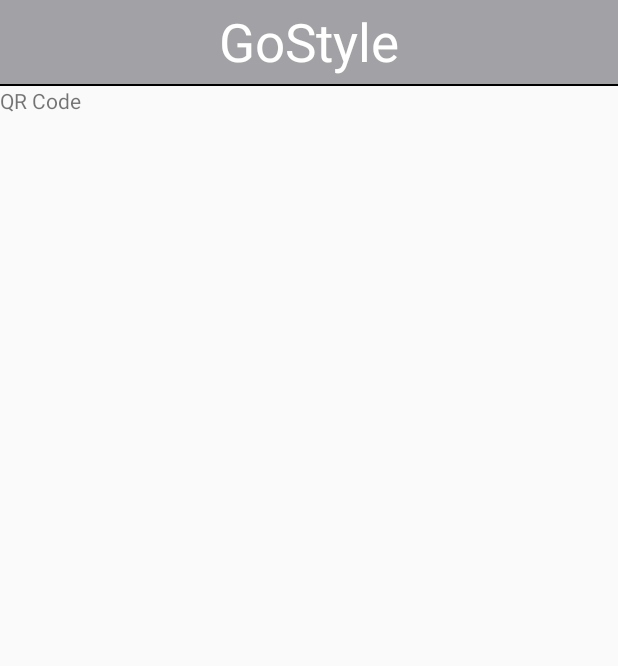
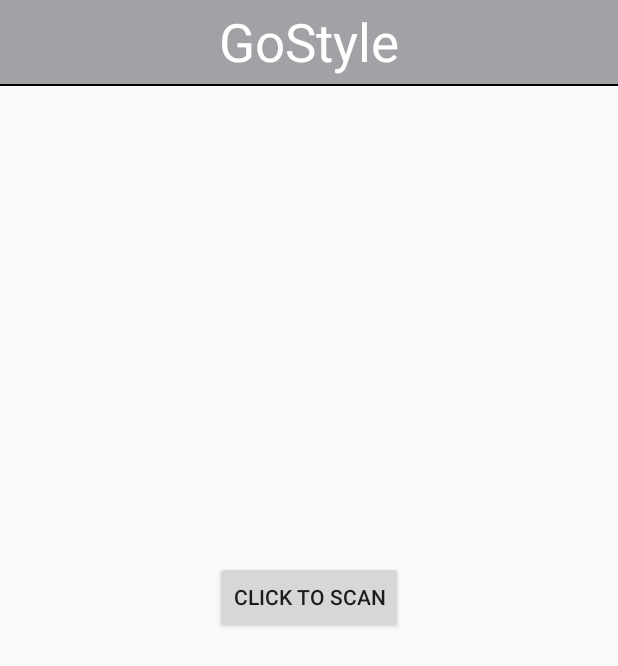
Before and after one commit to BenjaminGonzalez5/GoStyle, an Android app: the QRCode screen opened directly, with no data from a screen before it, on a phone screen of 412 x 824 dp. Shown: the top 666 px of the screen. Run offline under Robolectric (Android 15) with nearby library versions, the phone set to English and light mode, and no system bars.

Commit message:
Scan de QRCodes et traitements

```diff
--- a/app/build.gradle
+++ b/app/build.gradle
@@ -24,6 +24,8 @@
     implementation 'androidx.appcompat:appcompat:1.0.2'
     implementation 'com.google.code.gson:gson:2.2.4'
     implementation 'androidx.constraintlayout:constraintlayout:1.1.3'
+    implementation 'com.google.android.gms:play-services-auth:16.0.0'
+    implementation 'me.dm7.barcodescanner:zxing:1.9'
     testImplementation 'junit:junit:4.12'
     androidTestImplementation 'androidx.test.ext:junit:1.1.0'
     androidTestImplementation 'androidx.test.espresso:espresso-core:3.1.1'
--- a/app/src/main/java/fr/epsi/gostyle/Connexion.java
+++ b/app/src/main/java/fr/epsi/gostyle/Connexion.java
@@ -26,7 +26,6 @@
                 CouponListView.display(Connexion.this);
                 break;
         }
-        // CouponListView.display(Connexion.this);
     }
 
 
--- a/app/src/main/java/fr/epsi/gostyle/CouponListView.java
+++ b/app/src/main/java/fr/epsi/gostyle/CouponListView.java
@@ -17,11 +17,13 @@
 import java.util.ArrayList;
 
 import fr.epsi.gostyle.modele.Coupon;
+import fr.epsi.gostyle.modele.Utilisateur;
 
 public class CouponListView extends GoStyleActivity {
 
     private CouponAdapter adapter;
     private ArrayList<Coupon> coupons = new ArrayList<>();
+    private String urlStr = "http://10.0.2.2:8080/API_GoStyle_war/";
 
     public static void display(GoStyleActivity activity){
         Intent intent=new Intent(activity,CouponListView.class);
--- a/app/src/main/java/fr/epsi/gostyle/DetailsCoupon.java
+++ b/app/src/main/java/fr/epsi/gostyle/DetailsCoupon.java
@@ -13,10 +13,10 @@
 
     private Coupon coupon;
 
-    public static void display(CouponListView couponListView, Coupon coupon) {
-        Intent intent = new Intent(couponListView, DetailsCoupon.class);
+    public static void display(GoStyleActivity goStyleActivity, Coupon coupon) {
+        Intent intent = new Intent(goStyleActivity, DetailsCoupon.class);
         intent.putExtra("coupon", coupon);
-        couponListView.startActivity(intent);
+        goStyleActivity.startActivity(intent);
     }
 
     @Override
--- a/app/src/main/java/fr/epsi/gostyle/QRCode.java
+++ b/app/src/main/java/fr/epsi/gostyle/QRCode.java
@@ -1,14 +1,66 @@
 package fr.epsi.gostyle;
 
+import android.content.Intent;
+import android.net.Uri;
 import android.os.Bundle;
+import android.view.View;
+import android.widget.Button;
 
 import androidx.appcompat.app.AppCompatActivity;
 
-public class QRCode extends AppCompatActivity {
+import fr.epsi.gostyle.modele.Coupon;
+
+public class QRCode extends GoStyleActivity {
+
+    private Button scanBtn;
+    public static Coupon couponScanned;
+
+    public static void display(GoStyleActivity activity){
+        Intent intent=new Intent(activity,QRCode.class);
+        activity.startActivity(intent);
+    }
 
     @Override
     protected void onCreate(Bundle savedInstanceState) {
         super.onCreate(savedInstanceState);
         setContentView(R.layout.qrcode);
+
+        scanBtn = findViewById(R.id.btnscan);
+
+        scanBtn.setOnClickListener(new View.OnClickListener() {
+            @Override
+            public void onClick(View v) {
+                startActivity(new Intent(getApplicationContext(), ScanCodeActivity.class));
+            }
+        });
+
+//        try {
+//
+//            Intent intent = new Intent("com.google.zxing.client.android.SCAN");
+//            intent.putExtra("SCAN_MODE", "QR_CODE_MODE"); // "PRODUCT_MODE for bar codes
+//
+//            startActivityForResult(intent, 0);
+//
+//        } catch (Exception e) {
+//
+//            Uri marketUri = Uri.parse("market://details?id=com.google.zxing.client.android");
+//            Intent marketIntent = new Intent(Intent.ACTION_VIEW,marketUri);
+//            startActivity(marketIntent);
+//
+//        }
+    }
+
+    @Override
+    protected void onActivityResult(int requestCode, int resultCode, Intent data) {
+        super.onActivityResult(requestCode, resultCode, data);
+        if (requestCode == 0) {
+
+            if (resultCode == RESULT_OK) {
+                String contents = data.getStringExtra("SCAN_RESULT");
+            }
+            if(resultCode == RESULT_CANCELED){
+                //handle cancel
+            }
+        }
     }
 }
--- a/app/src/main/res/layout/qrcode.xml
+++ b/app/src/main/res/layout/qrcode.xml
@@ -1,17 +1,22 @@
 <?xml version="1.0" encoding="utf-8"?>
-<LinearLayout xmlns:android="http://schemas.android.com/apk/res/android"
-    android:orientation="vertical" android:layout_width="match_parent"
+<RelativeLayout
+    xmlns:android="http://schemas.android.com/apk/res/android"
+    android:id="@+id/activity_main" android:layout_width="match_parent"
     android:layout_height="match_parent">
-
-
     <include
         layout="@layout/header"
         android:layout_width="wrap_content"
         android:layout_height="wrap_content" />
-
-    <TextView
-        android:id="@+id/textView"
+    <ScrollView
         android:layout_width="match_parent"
-        android:layout_height="wrap_content"
-        android:text="QR Code" />
-</LinearLayout>
+        android:layout_height="match_parent">
+        <LinearLayout
+            android:layout_width="match_parent"
+            android:layout_height="wrap_content"
+            android:orientation="vertical"
+            android:layout_gravity="center">
+            <Button android:layout_height="wrap_content" android:layout_width="wrap_content" android:layout_gravity="center_horizontal" android:text="Click to Scan" android:id="@+id/btnscan" />
+            <TextView android:layout_width="wrap_content" android:layout_height="wrap_content" android:id="@+id/textview" android:textSize="20dp" android:text="" android:layout_gravity="center_horizontal" />
+        </LinearLayout>
+    </ScrollView>
+</RelativeLayout>
```
Also changed, not shown: app/src/main/AndroidManifest.xml (+8 -5 lines), app/src/main/java/fr/epsi/gostyle/GoStyleActivity.java (+3 -7 lines), app/src/main/java/fr/epsi/gostyle/ScanCodeActivity.java (added, +47 -0 lines), app/src/main/java/fr/epsi/gostyle/UserDataManager.java (added, +43 -0 lines), app/src/main/java/fr/epsi/gostyle/modele/Utilisateur.java (added, +45 -0 lines), app/src/main/res/layout/activity_scan_code.xml (added, +9 -0 lines).
